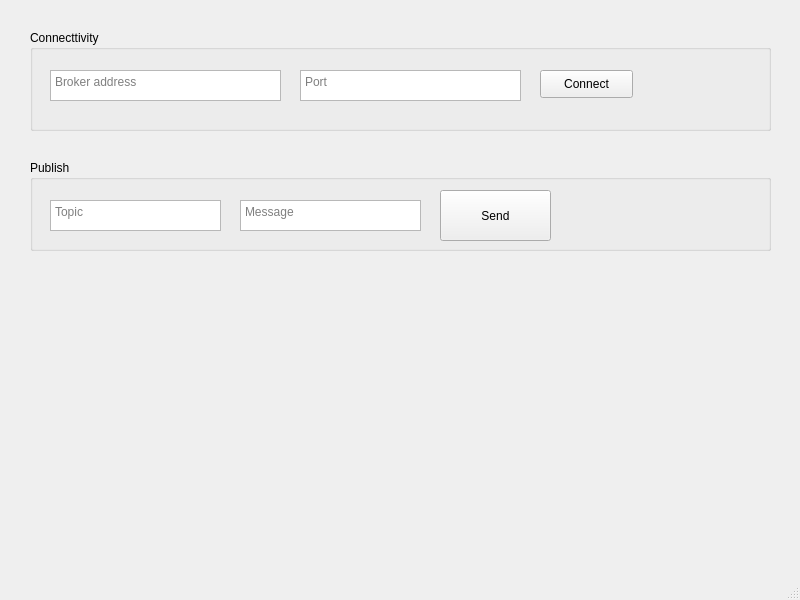
Above: mainapp.ui from iqfareez/py-mqttclient-app before the change. Below: the same form after it.
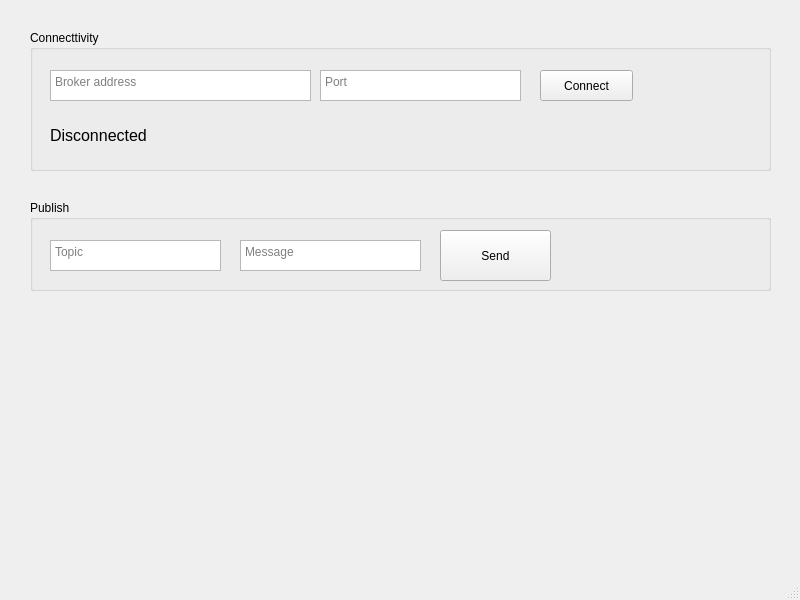
That is the form after the change.

Commit message: :construction: Added status label and add disconnect button handler

```diff
--- a/mainapp.ui
+++ b/mainapp.ui
@@ -20,7 +20,7 @@
       <x>30</x>
       <y>30</y>
       <width>741</width>
-      <height>101</height>
+      <height>141</height>
      </rect>
     </property>
     <property name="title">
@@ -32,7 +32,7 @@
        <x>510</x>
        <y>40</y>
        <width>93</width>
-       <height>28</height>
+       <height>31</height>
       </rect>
      </property>
      <property name="text">
@@ -44,7 +44,7 @@
       <rect>
        <x>20</x>
        <y>40</y>
-       <width>231</width>
+       <width>261</width>
        <height>31</height>
       </rect>
      </property>
@@ -55,9 +55,9 @@
     <widget class="QTextEdit" name="brokerPortTextbox">
      <property name="geometry">
       <rect>
-       <x>270</x>
+       <x>290</x>
        <y>40</y>
-       <width>221</width>
+       <width>201</width>
        <height>31</height>
       </rect>
      </property>
@@ -65,12 +65,30 @@
       <string>Port</string>
      </property>
     </widget>
+    <widget class="QLabel" name="connectionStatusLabel">
+     <property name="geometry">
+      <rect>
+       <x>20</x>
+       <y>90</y>
+       <width>171</width>
+       <height>31</height>
+      </rect>
+     </property>
+     <property name="font">
+      <font>
+       <pointsize>12</pointsize>
+      </font>
+     </property>
+     <property name="text">
+      <string>Disconnected</string>
+     </property>
+    </widget>
    </widget>
    <widget class="QGroupBox" name="groupBox_2">
     <property name="geometry">
      <rect>
       <x>30</x>
-      <y>160</y>
+      <y>200</y>
       <width>741</width>
       <height>91</height>
      </rect>
```
The commit also changes 1 other file.
